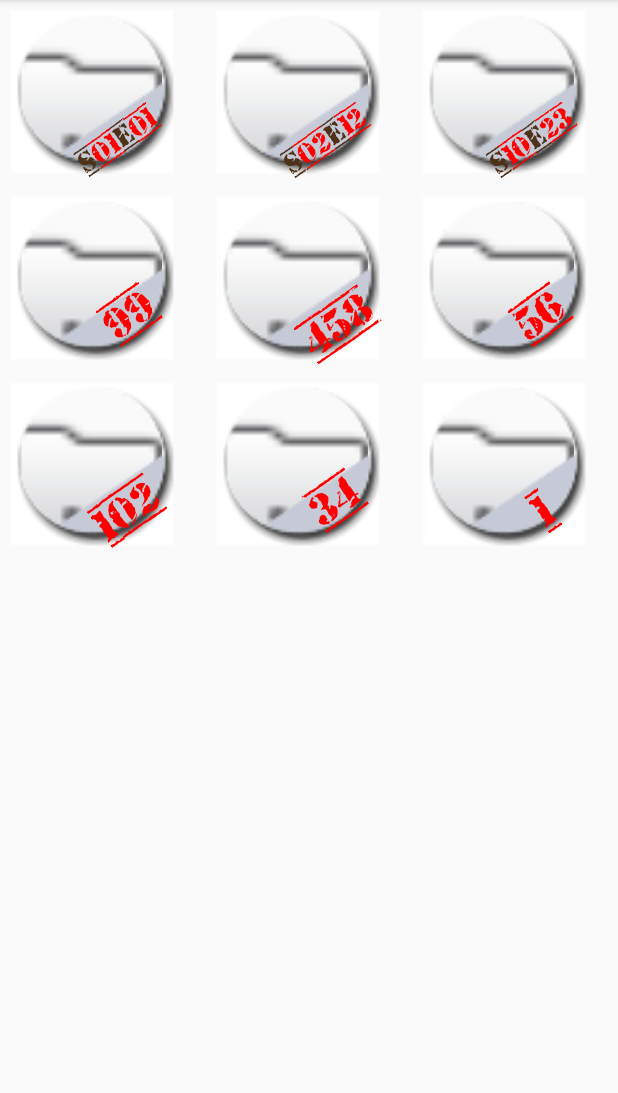
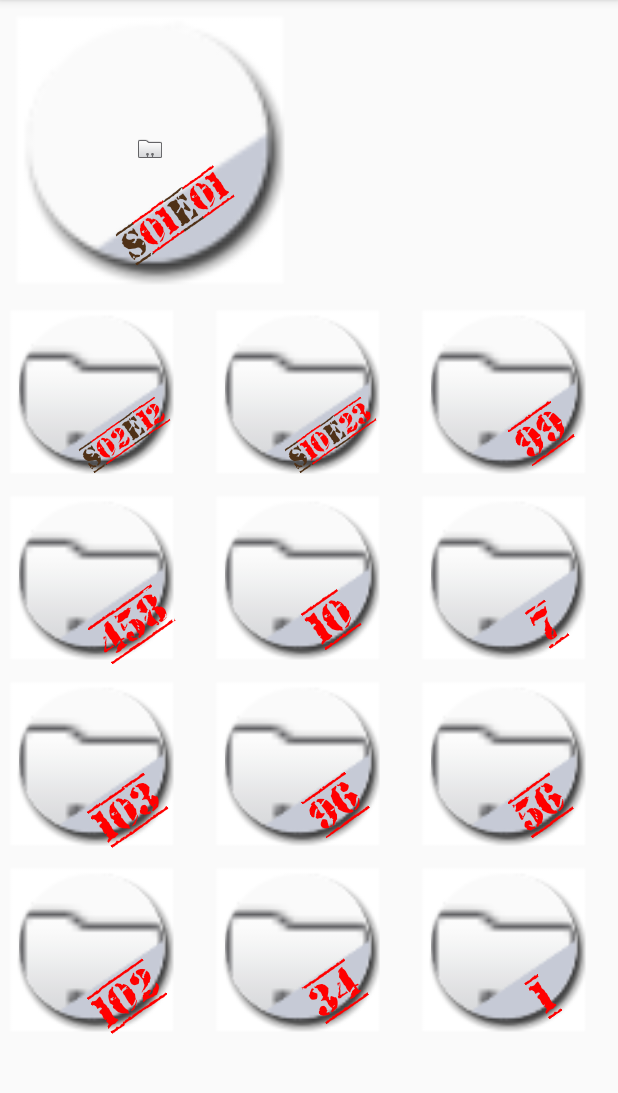
Before and after one commit to Samoustique/Last, an Android app: the screen it shows after launch (TagsActivity), on a phone screen of 412 x 824 dp, the part 84-1177 px from its top. Run offline under Robolectric (Android 15) with nearby library versions, the phone set to English and light mode, and no system bars; our stand-ins replace Picasso; pictures from the network do not load.

Commit message:
Create Trio class

```diff
--- /dev/null
+++ b/app/src/main/java/com/last/androsia/last/CounterHelper.java
@@ -0,0 +1,104 @@
+package com.last.androsia.last;
+
+import android.content.Context;
+import android.graphics.Color;
+import android.graphics.Typeface;
+import android.text.SpannableString;
+import android.text.style.ForegroundColorSpan;
+import android.text.style.RelativeSizeSpan;
+import android.widget.RelativeLayout;
+import android.widget.TextView;
+
+import java.util.Locale;
+
+/**
+ * Created by Samoustique on 07/01/2017.
+ */
+
+public class CounterHelper {
+    static public SpannableString formatCounter(TagsListItem item){
+        SpannableString  counter = new SpannableString("");
+        switch(item.getType()){
+            case BOOK:
+                counter = new SpannableString(String.valueOf((int) item.getCounter()));
+                break;
+            case SCREEN:
+                counter = formatScreenCounter(item, 0.65f);
+                break;
+            default:
+                break;
+        }
+        return counter;
+    }
+
+    static public void centerOffsetCounter(TextView txtView, int topOffset, int leftOffset) {
+        centerCounter(txtView, topOffset, leftOffset);
+    }
+
+    static public void centerCounter(TextView txtView) {
+        centerCounter(txtView, 0, 0);
+    }
+
+    static private void centerCounter(TextView txtView, int topOffset, int leftOffset){
+    RelativeLayout.LayoutParams lp =
+            (RelativeLayout.LayoutParams) txtView.getLayoutParams();
+    int top = lp.topMargin + topOffset;
+    int left = lp.leftMargin + leftOffset;
+
+    switch(txtView.length()){
+        case 1:
+            left += 40;
+            top += 10;
+            break;
+        case 2:
+            left += 20;
+            top += 5;
+            break;
+        case 3:
+            left += 10;
+            top += 10;
+            break;
+        case 6:
+            left -= 5;
+            top += 15;
+            break;
+        default :
+            left = 0;
+            top = 0;
+            break;
+    }
+
+    lp.setMargins(left, top, 0, 0);
+    txtView.setLayoutParams(lp);
+    }
+
+    static private SpannableString formatScreenCounter(TagsListItem item, float fontSize){
+        int real = (int) item.getCounter();
+        int decimal = (int) (100 * (item.getCounter() - real));
+
+        if(decimal == 0){
+            // This is a movie
+            String strCounter = String.valueOf(real);
+            SpannableString counter = new SpannableString(strCounter);
+            //counter.setSpan(new RelativeSizeSpan(fontSize), 0, strCounter.length(), 0);
+            return counter;
+        }
+
+        // This is a Serie or Anim
+        int green = Color.rgb(79, 49, 23);
+
+        String strCounter = String.format("S%02dE%02d", real, decimal);
+        SpannableString counter = new SpannableString(strCounter);
+        counter.setSpan(new ForegroundColorSpan(green), 0, 1, 0);
+        counter.setSpan(new ForegroundColorSpan(green), 3, 4, 0);
+        counter.setSpan(new RelativeSizeSpan(fontSize), 0, strCounter.length(), 0);
+
+        return counter;
+    }
+
+    static public Typeface getFont(Context context) {
+        return Typeface.createFromAsset(
+                context.getApplicationContext().getAssets(),
+                String.format(Locale.US, "fonts/%s", "old_stamper.ttf"));
+    }
+}
--- a/app/src/main/java/com/last/androsia/last/CustomAdapter.java
+++ b/app/src/main/java/com/last/androsia/last/CustomAdapter.java
@@ -24,9 +24,9 @@ import java.util.Locale;
  */
 
 public class CustomAdapter extends BaseAdapter {
-    ArrayList<TagsListItem> m_tagList = new ArrayList<TagsListItem>();
-    Context m_context;
-    ImageLoader m_imageLoader = new ImageLoader();
+    private ArrayList<TagsListItem> m_tagList = new ArrayList<TagsListItem>();
+    private Context m_context;
+    private ImageLoader m_imageLoader = new ImageLoader();
 
     private class MyViewHolder {
         ImageView m_imageView;
@@ -67,10 +67,7 @@ public class CustomAdapter extends BaseAdapter {
             mViewHolder = new MyViewHolder();
             mViewHolder.m_imageView = (ImageView) convertView.findViewById(R.id.imgUser);
             mViewHolder.m_textViewCounter = (TextView) convertView.findViewById(R.id.txtCounter);
-            AssetManager am = m_context.getApplicationContext().getAssets();
-            Typeface custom_font = Typeface.createFromAsset(am,
-                    String.format(Locale.US, "fonts/%s", "old_stamper.ttf"));
-            mViewHolder.m_textViewCounter.setTypeface(custom_font);
+            mViewHolder.m_textViewCounter.setTypeface(CounterHelper.getFont(m_context));
 
             convertView.setTag(mViewHolder);
             doCenter = true;
@@ -80,82 +77,13 @@ public class CustomAdapter extends BaseAdapter {
         TagsListItem tagsListItem = (TagsListItem) getItem(position);
 
         m_imageLoader.loadImage(tagsListItem.getImageUrl(), m_context, mViewHolder.m_imageView);
-        SpannableString counter = formatCounter(tagsListItem);
+        SpannableString counter = CounterHelper.formatCounter(tagsListItem);
         mViewHolder.m_textViewCounter.setText(counter, TextView.BufferType.SPANNABLE);
 
         if (doCenter) {
-            centerCounter(mViewHolder.m_textViewCounter);
-            doCenter = false;
+            CounterHelper.centerCounter(mViewHolder.m_textViewCounter);
         }
 
         return convertView;
     }
-
-    private SpannableString formatCounter(TagsListItem item){
-        SpannableString  counter = new SpannableString("");
-        switch(item.getType()){
-            case BOOK:
-                counter = new SpannableString(String.valueOf((int) item.getCounter()));
-                break;
-            case SCREEN:
-                counter = formatScreenCounter(item);
-                break;
-            default:
-                break;
-        }
-        return counter;
-    }
-
-    private void centerCounter(TextView txtView){
-        RelativeLayout.LayoutParams lp =
-                (RelativeLayout.LayoutParams) txtView.getLayoutParams();
-        int top = lp.topMargin;
-        int left = lp.leftMargin;
-
-        switch(txtView.length()){
-            case 1:
-                left += 40;
-                top += 10;
-                break;
-            case 2:
-                left += 20;
-                break;
-            case 3:
-                left += 10;
-                top += 10;
-                break;
-            case 6:
-                left -= 10;
-                top += 20;
-                break;
-            default :
-                left = 0;
-                top = 0;
-                break;
-        }
-
-        lp.setMargins(left, top, 0, 0);
-        txtView.setLayoutParams(lp);
-    }
-
-    private SpannableString formatScreenCounter(TagsListItem item){
-        int real = (int) item.getCounter();
-        int decimal = (int) (100 * (item.getCounter() - real));
-
-        if(decimal == 0){
-            // This is a movie
-            return new SpannableString(String.valueOf(real));
-        }
-
-        // This is a Serie or Anim
-        int green = Color.rgb(79, 49, 23);
-
-        String strCounter = String.format("S%02dE%02d", real, decimal);
-        SpannableString counter = new SpannableString(strCounter);
-        counter.setSpan(new ForegroundColorSpan(green), 0, 1, 0);
-        counter.setSpan(new ForegroundColorSpan(green), 3, 4, 0);
-        counter.setSpan(new RelativeSizeSpan(0.65f), 0, strCounter.length(), 0);
-
-        return counter;
-    }
 }
--- /dev/null
+++ b/app/src/main/java/com/last/androsia/last/LastestTrio.java
@@ -0,0 +1,50 @@
+package com.last.androsia.last;
+
+import android.content.Context;
+import android.text.SpannableString;
+import android.widget.AdapterView;
+import android.widget.ImageView;
+import android.widget.TextView;
+
+/**
+ * Created by Samoustique on 07/01/2017.
+ */
+
+public class LastestTrio {
+    private Context m_context;
+
+    private ImageView m_imgGold;
+    private TextView m_txtGold;
+
+    /*private ImageView m_imgSilver;
+    private TextView m_txtSilver;
+    private ImageView m_imgBronze;
+    private TextView m_txtBronze;*/
+    private CustomAdapter m_adapter;
+    private OnTagClickListener m_clickListener;
+    private ImageLoader m_imageLoader = new ImageLoader();
+
+    public LastestTrio(Context context, ImageView imgGold, TextView txtGold) {
+        m_context = context;
+        m_imgGold = imgGold;
+        m_txtGold = txtGold;
+    }
+
+    public void setAdapter(CustomAdapter adapter){
+        m_adapter = adapter;
+    }
+
+    public void setClickListener(OnTagClickListener listener) {
+        m_clickListener = listener;
+    }
+
+    public void displayImage(TagsListItem item) {
+        // Gold Img
+        m_imageLoader.loadImage(item.getImageUrl(), m_context, m_imgGold);
+        // Gold Txt
+        SpannableString counter = CounterHelper.formatCounter(item);
+        m_txtGold.setText(counter, TextView.BufferType.SPANNABLE);
+        m_txtGold.setTypeface(CounterHelper.getFont(m_context));
+        CounterHelper.centerOffsetCounter(m_txtGold, 0, 0);
+    }
+}
--- /dev/null
+++ b/app/src/main/java/com/last/androsia/last/OnTagClickListener.java
@@ -0,0 +1,24 @@
+package com.last.androsia.last;
+
+import android.view.View;
+import android.widget.AdapterView;
+import android.widget.AdapterView.OnItemClickListener;
+
+/**
+ * Created by Samoustique on 07/01/2017.
+ */
+
+public class OnTagClickListener implements OnItemClickListener {
+    private CustomAdapter m_adapter;
+
+    public OnTagClickListener(CustomAdapter adapter){
+        m_adapter = adapter;
+    }
+
+    @Override
+    public void onItemClick(AdapterView<?> adapterView, View view, int pos, long l) {
+        TagsListItem item = (TagsListItem) adapterView.getItemAtPosition(pos);
+        item.incrementCounter();
+        m_adapter.notifyDataSetChanged();
+    }
+}
--- a/app/src/main/java/com/last/androsia/last/TagsActivity.java
+++ b/app/src/main/java/com/last/androsia/last/TagsActivity.java
@@ -2,14 +2,17 @@ package com.last.androsia.last;
 
 import android.support.v7.app.AppCompatActivity;
 import android.os.Bundle;
+import android.view.MotionEvent;
 import android.view.View;
-import android.widget.AdapterView;
-import android.widget.AdapterView.OnItemClickListener;
 import android.widget.GridView;
+import android.widget.ImageView;
+import android.widget.TextView;
+
 import java.util.ArrayList;
 
 public class TagsActivity extends AppCompatActivity {
-    GridView m_tagsGridView;
+    private LastestTrio m_trio;
+    private GridView m_tagsGridView;
 
     @Override
     protected void onCreate(Bundle savedInstanceState) {
@@ -17,9 +20,10 @@ public class TagsActivity extends AppCompatActivity {
         setContentView(R.layout.activity_tags);
 
         String[] titles = new String[]{"San Gohan", "Inspecteur Gadget",
-                "Quick and Flupke", "Tom", "dz", "dzd", "zdz", "zdz", "dzd"};
+                "Quick and Flupke", "Tom", "dz", "dzd", "errtrt", "hhthth",
+                "yuyuj", "kiukiku", "zdz", "zdz", "dzd"};
 
-        double[] counters = {1.01, 2.12, 10.23, 99, 458, 56, 102, 34, 1};
+        double[] counters = {1.01, 2.12, 10.23, 99, 458, 10, 7, 103, 96, 56, 102, 34, 1};
 
         TagsListItem.Type[] types = {
                 TagsListItem.Type.SCREEN,
@@ -27,6 +31,10 @@ public class TagsActivity extends AppCompatActivity {
                 TagsListItem.Type.SCREEN,
                 TagsListItem.Type.SCREEN,
                 TagsListItem.Type.BOOK,
+                TagsListItem.Type.BOOK,
+                TagsListItem.Type.SCREEN,
+                TagsListItem.Type.SCREEN,
+                TagsListItem.Type.SCREEN,
                 TagsListItem.Type.BOOK,
                 TagsListItem.Type.SCREEN,
                 TagsListItem.Type.BOOK,
@@ -37,8 +45,12 @@ public class TagsActivity extends AppCompatActivity {
                 "http://vignette2.wikia.nocookie.net/onepiece/images/c/c8/Luffy_Anime_Avant_Ellipse_Infobox.png/revision/latest/scale-to-width-down/250?cb=20161021213623&path-prefix=fr",
                 "https://media.planete-starwars.com/news/59010-dark-vador-compressor-169-lg.jpg",
                 "http://img1.wikia.nocookie.net/__cb20140506233242/epicrapbattlesofhistory/images/6/63/Luffy.jpg",
+                "https://i.ytimg.com/vi/zbCbwP6ibR4/maxresdefault.jpg",
+                "http://t0.gstatic.com/images?q=tbn:ANd9GcTkP2Vm4n2lARa5UJJ-kJb-BCW_q2xJRTnbhmij2FiJqAjtxF6bPNyIFWY",
                 "http://media.topito.com/wp-content/uploads/2015/04/sangoku-250x250.jpg",
+                "http://ichef.bbci.co.uk/news/660/cpsprodpb/153B4/production/_89046968_89046967.jpg",
                 "https://www.planwallpaper.com/static/images/ZhGEqAP.jpg",
+                "https://s-media-cache-ak0.pinimg.com/236x/59/87/6c/59876c15abd6d705ea8b87033633f009.jpg",
                 "http://www.lucky-luke.com/fr-uploads/personnages/vignette_lucky.png",
                 "http://a142.idata.over-blog.com/4/93/81/35/nouveau-dossier/chocolat/divers/631_2a5_joe-dalton-by-salevits_300x225_75sasi_300x225_75sas.jpg",
                 "http://cdhlemag.com/wp-content/uploads/2016/05/rantanplan.jpg",
@@ -50,17 +62,25 @@ public class TagsActivity extends AppCompatActivity {
             myList.add(new TagsListItem(titles[i], counters[i], images[i], types[i]));
         }
 
-        final CustomAdapter adapter = new CustomAdapter(this, myList);
+        CustomAdapter adapter = new CustomAdapter(this, myList);
+        OnTagClickListener clickListener = new OnTagClickListener(adapter);
 
+        m_trio = new LastestTrio(
+                this,
+                (ImageView) findViewById(R.id.imgUserGold),
+                (TextView) findViewById(R.id.txtCounterGold));
+        m_trio.setAdapter(adapter);
+        m_trio.setClickListener(clickListener);
+        m_trio.displayImage(myList.get(0));
+
+        myList.remove(0);
         m_tagsGridView = (GridView) findViewById(R.id.tagsGridView);
         m_tagsGridView.setAdapter(adapter);
-        m_tagsGridView.setOnItemClickListener(new OnItemClickListener() {
+        m_tagsGridView.setOnItemClickListener(clickListener);
+        m_tagsGridView.setOnTouchListener(new View.OnTouchListener() {
             @Override
-            public void onItemClick(AdapterView<?> adapterView, View view, int pos, long l) {
-                TagsListItem item = (TagsListItem) adapterView.getItemAtPosition(pos);
-
-                item.incrementCounter();
-                adapter.notifyDataSetChanged();
+            public boolean onTouch(View v, MotionEvent event) {
+                return event.getAction() == MotionEvent.ACTION_MOVE;
             }
         });
     }
--- a/app/src/main/res/layout/activity_tags.xml
+++ b/app/src/main/res/layout/activity_tags.xml
@@ -1,10 +1,66 @@
 <?xml version="1.0" encoding="utf-8"?>
-<RelativeLayout xmlns:android="http://schemas.android.com/apk/res/android"
+<LinearLayout
+    xmlns:android="http://schemas.android.com/apk/res/android"
     xmlns:tools="http://schemas.android.com/tools"
     android:id="@+id/activity_tags"
+    android:layout_width="fill_parent"
+    android:layout_height="fill_parent"
+    tools:context="com.last.androsia.last.TagsActivity"
+    android:orientation="vertical">
+    <ScrollView
+        android:layout_width="fill_parent"
+        android:layout_height="fill_parent"
+        android:fillViewport="true"
+        android:scrollbars="vertical">
+        <LinearLayout
             android:layout_width="match_parent"
-    android:layout_height="match_parent"
-    tools:context="com.last.androsia.last.TagsActivity">
+            android:layout_height="wrap_content"
+            android:orientation="vertical">
+            <LinearLayout
+                android:layout_width="match_parent"
+                android:layout_height="wrap_content"
+                android:orientation="horizontal">
+
+                <!--   GOLD  -->
+                <RelativeLayout
+                    android:layout_width="wrap_content"
+                    android:layout_height="wrap_content" >
+
+                    <ImageView
+                        android:id="@+id/imgUserGold"
+                        android:layout_width="160dp"
+                        android:layout_height="160dp"
+                        android:layout_marginLeft="20dp"
+                        android:layout_marginTop="17dp"
+                        android:scaleType="center"/>
+
+                    <ImageView
+                        android:src="@mipmap/big_tag"
+                        android:layout_width="200dp"
+                        android:layout_height="200dp"/>
+
+                    <TextView
+                        android:id="@+id/txtCounterGold"
+                        android:textColor="#ff0000"
+                        android:textSize="40dp"
+                        android:layout_width="wrap_content"
+                        android:layout_height="wrap_content"
+                        android:rotation="-35"
+                        android:layout_marginLeft="80dp"
+                        android:layout_marginTop="120dp"/>
+
+                </RelativeLayout >
+                <!--  / GOLD  -->
+
+
+                <LinearLayout
+                    android:layout_width="match_parent"
+                    android:layout_height="wrap_content"
+                    android:orientation="vertical">
+
+                    <!-- vertical buttons here -->
+                </LinearLayout>
+            </LinearLayout>
 
             <GridView xmlns:android="http://schemas.android.com/apk/res/android"
                 android:id="@+id/tagsGridView"
@@ -12,7 +68,7 @@
                 android:layout_height="match_parent"
                 android:numColumns="3"
                 android:stretchMode="columnWidth"
-        android:gravity="center"
-        />
-
-</RelativeLayout>
+                android:gravity="center"/>
+        </LinearLayout>
+    </ScrollView>
+</LinearLayout>
--- a/app/src/main/res/layout/tag.xml
+++ b/app/src/main/res/layout/tag.xml
@@ -5,12 +5,12 @@
 
     <ImageView
         android:id="@+id/imgUser"
-        android:layout_width="110dp"
-        android:layout_height="110dp"
-        android:scaleType="fitXY"
+        android:layout_width="108dp"
+        android:layout_height="108dp"
         android:padding="5dp"
-        android:layout_marginLeft="3dp"
+        android:layout_marginLeft="7dp"
         android:layout_marginTop="6dp"
+        android:scaleType="centerCrop"
         />
 
     <ImageView
```
Also changed, not shown: app/src/main/big_tag-web.png (added), app/src/main/res/mipmap-hdpi/big_tag.png (added), app/src/main/res/mipmap-mdpi/big_tag.png (added), app/src/main/res/mipmap-xhdpi/big_tag.png (added), app/src/main/res/mipmap-xxhdpi/big_tag.png (added), app/src/main/res/mipmap-xxxhdpi/big_tag.png (added), 3 other files. Lines whose indentation alone changed are shown as unchanged.
